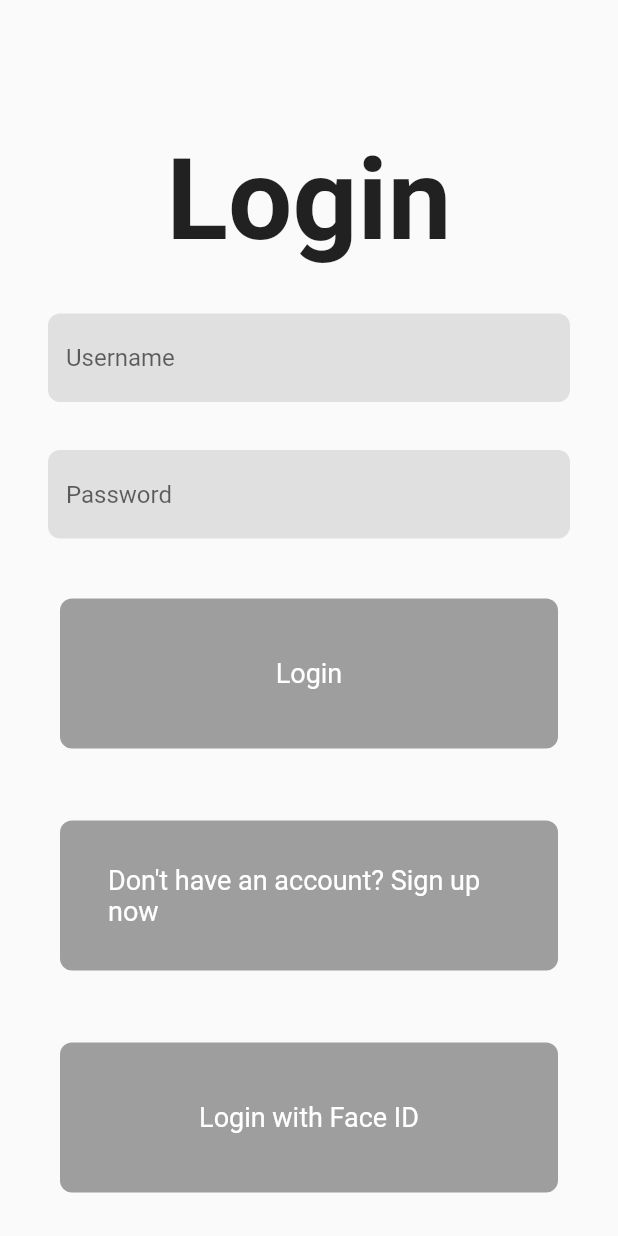
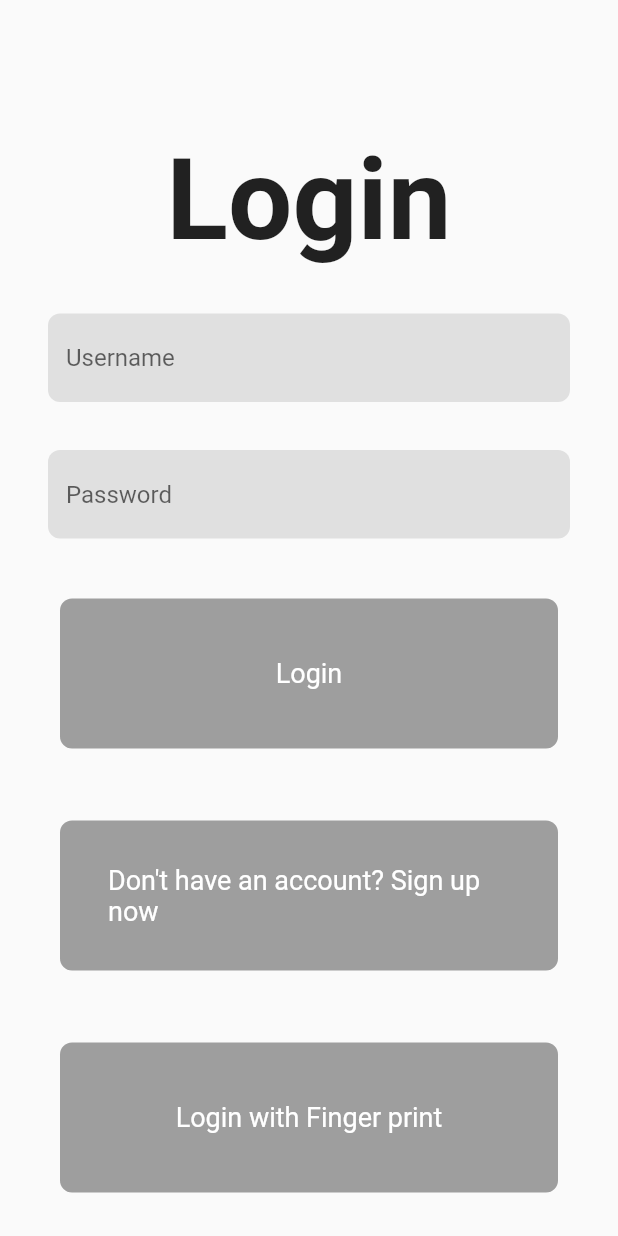
Before and after one commit to gimhantharuke456/blind_app, a Flutter app: the screen it shows after launch, on a phone screen of 412 x 824 dp. Run offline on Flutter 3.47's test engine with Material 2 defaults, Android fonts, the light colour scheme and no system bars; our stand-ins replace flutter_tts, local_auth, shared_preferences, speech_to_text; missing offline and left inert: chat_gpt_sdk, mongo_dart.

Commit message:
ADD:login view functionality added

```diff
--- a/lib/views/onboaring/login.view.dart
+++ b/lib/views/onboaring/login.view.dart
@@ -202,7 +202,7 @@ class _LoginViewState extends State<LoginView> {
                   onDoubleTap: () {
                     _authenticateWithBiometrics(context);
                   },
-                  label: "Login with Face ID",
+                  label: "Login with Finger print",
                 ),
               ],
             ),
```
